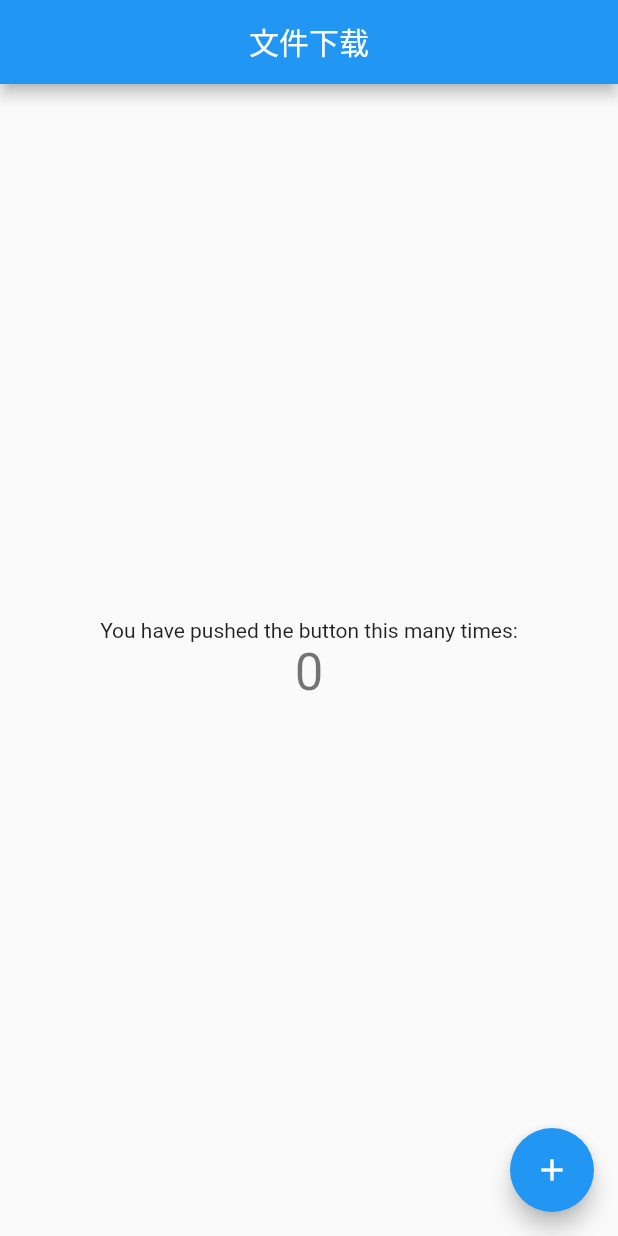
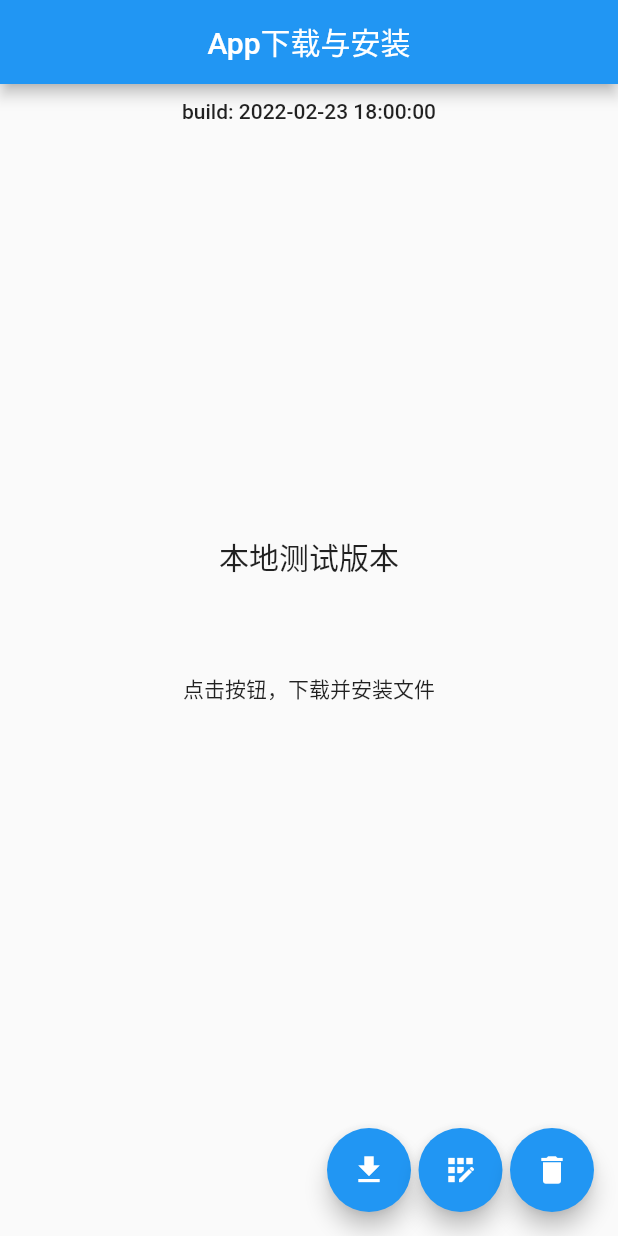
Before and after one commit to EarlyAnt/flutter_downloader, a Flutter app: the screen it shows after launch, on a phone screen of 412 x 824 dp. Run offline on Flutter 3.47's test engine with Material 2 defaults, Android fonts, the phone set to English and light mode, and no system bars; our stand-ins replace dio, permission_handler; missing offline and left inert: flutter_fimber, install_plugin.

Commit message:
1.AndroidManifest.xml配置文件，添加下载文件和安装文件所需的权限。 2.downloader.dart脚本，整理了下载文件的代码。 3.main.dart脚本，实现了安装apk和删除apk的功能，并整理了页面代码。 4.至此，下载文件，显示下载进度，安装apk，删除文件等功能已基本实现。

```diff
--- a/down_loader/lib/main.dart
+++ b/down_loader/lib/main.dart
@@ -1,8 +1,15 @@
+import 'dart:io';
+
 import 'package:down_loader/downloader.dart';
 import 'package:flutter/material.dart';
+import 'package:flutter_fimber/flutter_fimber.dart';
+// ignore: import_of_legacy_library_into_null_safe
+import 'package:install_plugin/install_plugin.dart';
 
 void main() {
+  Fimber.plantTree(DebugTree());
   runApp(const MyApp());
+  Fimber.i("----App Run----");
 }
 
 class MyApp extends StatelessWidget {
@@ -17,22 +24,13 @@ class MyApp extends StatelessWidget {
         primarySwatch: Colors.blue,
       ),
       debugShowCheckedModeBanner: false,
-      home: const MyHomePage(title: '文件下载'),
+      home: const MyHomePage(title: 'App下载与安装'),
     );
   }
 }
 
 class MyHomePage extends StatefulWidget {
   const MyHomePage({Key? key, required this.title}) : super(key: key);
-
-  // This widget is the home page of your application. It is stateful, meaning
-  // that it has a State object (defined below) that contains fields that affect
-  // how it looks.
-
-  // This class is the configuration for the state. It holds the values (in this
-  // case the title) provided by the parent (in this case the App widget) and
-  // used by the build method of the State. Fields in a Widget subclass are
-  // always marked "final".
 
   final String title;
 
@@ -41,7 +39,9 @@ class MyHomePage extends StatefulWidget {
 }
 
 class _MyHomePageState extends State<MyHomePage> {
-  int _counter = 0;
+  final _messageNotifier = ValueNotifier<String>("点击按钮，下载并安装文件");
+  final _pageStateNotifier = ValueNotifier<PageStates>(PageStates.ready);
+  File? _file;
 
   @override
   Widget build(BuildContext context) {
@@ -50,38 +50,124 @@ class _MyHomePageState extends State<MyHomePage> {
         title: Text(widget.title),
         centerTitle: true,
       ),
-      body: Center(
-        child: Column(
-          mainAxisAlignment: MainAxisAlignment.center,
-          children: <Widget>[
-            const Text(
-              'You have pushed the button this many times:',
+      body: Column(
+        mainAxisSize: MainAxisSize.max,
+        mainAxisAlignment: MainAxisAlignment.start,
+        children: <Widget>[
+          const SizedBox(height: 10),
+          Text("build: 2022-02-23 18:00:00",
+              style: Theme.of(context).textTheme.bodyText1),
+          Expanded(
+            child: Column(
+              mainAxisSize: MainAxisSize.max,
+              mainAxisAlignment: MainAxisAlignment.center,
+              children: [
+                Text(
+                  '本地测试版本',
+                  style: Theme.of(context)
+                      .textTheme
+                      .subtitle1
+                      ?.copyWith(fontSize: 20),
+                ),
+                SizedBox(height: MediaQuery.of(context).size.height * 0.075),
+                Center(
+                  child: ValueListenableBuilder<String>(
+                    valueListenable: _messageNotifier,
+                    builder: (context, value, child) => Text(
+                      value,
+                      style: Theme.of(context).textTheme.bodyText1,
+                    ),
+                  ),
+                ),
+              ],
             ),
-            Text(
-              '$_counter',
-              style: Theme.of(context).textTheme.headline4,
+          ),
+          const SizedBox(height: 80),
+        ],
+      ),
+      floatingActionButton: ValueListenableBuilder<PageStates>(
+        valueListenable: _pageStateNotifier,
+        builder: (context, value, child) => Row(
+          mainAxisSize: MainAxisSize.max,
+          mainAxisAlignment: MainAxisAlignment.end,
+          children: [
+            FloatingActionButton(
+              onPressed: value == PageStates.ready ? _download : null,
+              backgroundColor:
+                  value == PageStates.ready ? Colors.blue : Colors.grey,
+              tooltip: 'Download',
+              child: const Icon(Icons.download),
+            ),
+            const SizedBox(width: 5),
+            FloatingActionButton(
+              onPressed: value == PageStates.ready ? _install : null,
+              backgroundColor:
+                  value == PageStates.ready ? Colors.blue : Colors.grey,
+              tooltip: 'Install',
+              child: const Icon(Icons.app_registration),
+            ),
+            const SizedBox(width: 5),
+            FloatingActionButton(
+              onPressed: value == PageStates.ready ? _delete : null,
+              backgroundColor:
+                  value == PageStates.ready ? Colors.blue : Colors.grey,
+              tooltip: 'Delete',
+              child: const Icon(Icons.delete),
             ),
           ],
         ),
       ),
-      floatingActionButton: FloatingActionButton(
-        onPressed: _downloadFile,
-        tooltip: 'Increment',
-        child: const Icon(Icons.add),
-      ), // This trailing comma makes auto-formatting nicer for build methods.
     );
   }
 
-  void _incrementCounter() {
-    setState(() {
-      _counter++;
+  void _download() async {
+    _pageStateNotifier.value = PageStates.downloading;
+    _messageNotifier.value = "";
+
+    var result = await Downloader.instance
+        .download("https://rex-qn.gululu-a.com/houji/yoyo.apk",
+            progressCallback: (count, total) {
+      _messageNotifier.value =
+          "正在下载...(${(count / (total != 0 ? total : 1) * 100).toDouble().toStringAsFixed(0)}%)";
     });
+
+    await Future.delayed(const Duration(seconds: 1));
+    if (result.success && result.file != null) {
+      _file = result.file;
+      _messageNotifier.value = "下载完成";
+    } else {
+      _messageNotifier.value = "下载失败";
+    }
+    _pageStateNotifier.value = PageStates.ready;
   }
 
-  void _downloadFile() async {
-    // var file = Downloader.instance
-    //     .download("https://rex-qn.gululu-a.com/houji/houji.apk");
-    await Downloader.instance
-        .download("https://rex-qn.gululu-a.com/houji/bgm.mp3");
+  void _install() async {
+    if (_file != null && await _file!.exists()) {
+      _pageStateNotifier.value = PageStates.installing;
+      Fimber.e("file path: ${_file!.path}");
+
+      InstallPlugin.installApk(_file!.path, "com.example.down_loader")
+          .then((result) {
+        _messageNotifier.value = "安装完成";
+      }).catchError((error) {
+        _messageNotifier.value = "安装失败: $error";
+      });
+      _pageStateNotifier.value = PageStates.ready;
+    } else {
+      _messageNotifier.value = "文件不存在";
+    }
+  }
+
+  void _delete() async {
+    if (_file != null && await _file!.exists()) {
+      _pageStateNotifier.value = PageStates.deleting;
+      await _file!.delete();
+      _pageStateNotifier.value = PageStates.ready;
+      _messageNotifier.value = "已删除文件";
+    } else {
+      _messageNotifier.value = "文件不存在";
+    }
   }
 }
+
+enum PageStates { ready, downloading, installing, deleting }
--- a/down_loader/pubspec.yaml
+++ b/down_loader/pubspec.yaml
@@ -38,6 +38,7 @@ dependencies:
   dio: ^4.0.0
   path_provider: ^2.0.2
   permission_handler: ^6.1.1
+  install_plugin: ^2.0.1
 
 dev_dependencies:
   flutter_test:
```
Also changed, not shown: down_loader/lib/downloader.dart (+35 -27 lines), down_loader/pubspec.lock, 3 other files.
